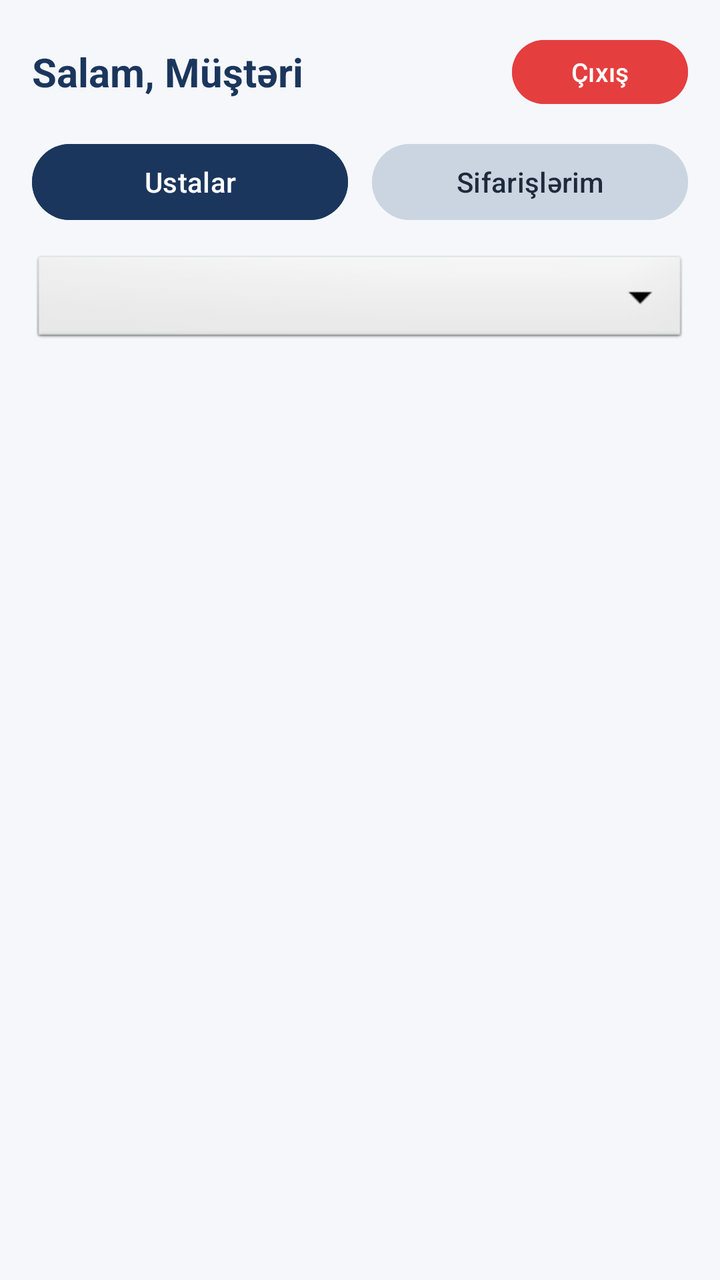
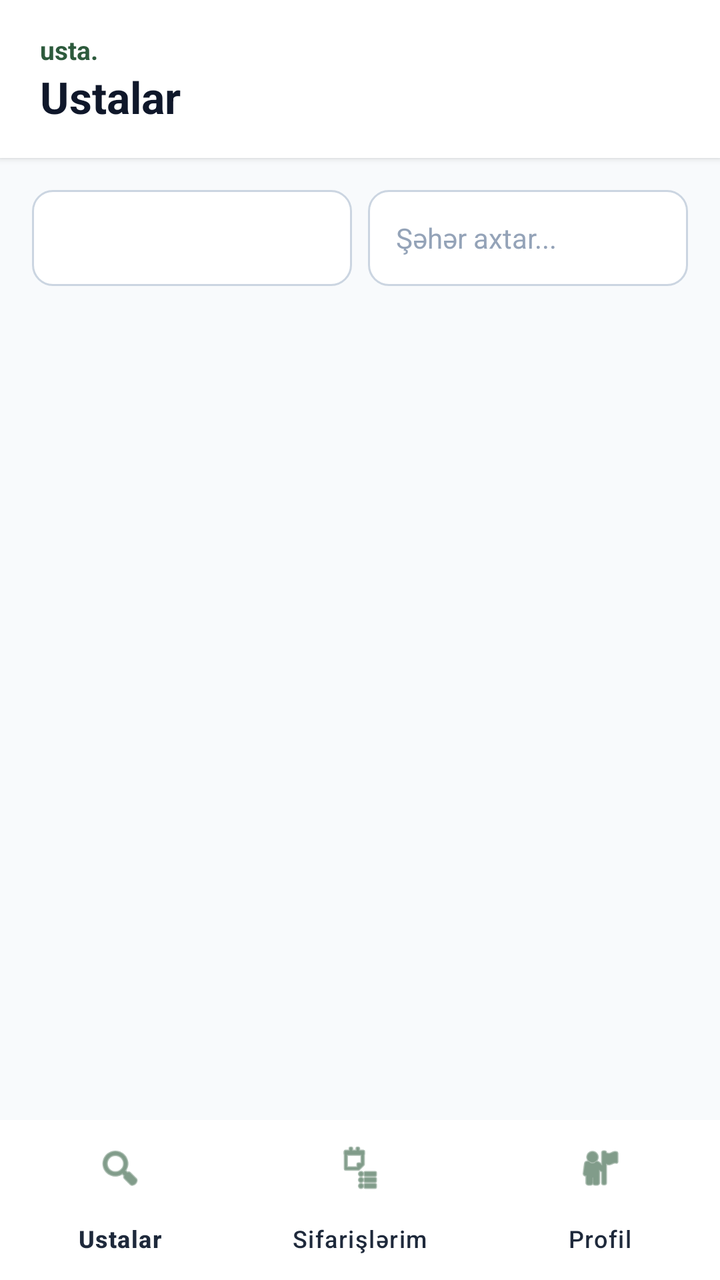

Compare the two renders of this Android layout. The source of the first and the diff that turns it into the second are given below.
<!-- AndroidManifest.xml: application theme Theme.UstaMobile -->
<!-- res/layout/activity_customer_home.xml -->
<?xml version="1.0" encoding="utf-8"?>
<LinearLayout xmlns:android="http://schemas.android.com/apk/res/android"
    android:layout_width="match_parent"
    android:layout_height="match_parent"
    android:orientation="vertical"
    android:background="#F5F7FA"
    android:padding="16dp">

    
    <LinearLayout
        android:layout_width="match_parent"
        android:layout_height="wrap_content"
        android:orientation="horizontal"
        android:gravity="center_vertical"
        android:layout_marginBottom="12dp">

        <TextView
            android:id="@+id/tvCustomerWelcome"
            android:layout_width="0dp"
            android:layout_weight="1"
            android:layout_height="wrap_content"
            android:text="Salam, Müştəri"
            android:textSize="20sp"
            android:textStyle="bold"
            android:textColor="#1B365D" />

        <Button
            android:id="@+id/btnCustomerLogout"
            android:layout_width="wrap_content"
            android:layout_height="40dp"
            android:text="Çıxış"
            android:textSize="13sp"
            android:backgroundTint="#E53E3E"
            android:textColor="#FFFFFF" />
    </LinearLayout>

    
    <LinearLayout
        android:layout_width="match_parent"
        android:layout_height="wrap_content"
        android:orientation="horizontal"
        android:layout_marginBottom="12dp">

        <Button
            android:id="@+id/btnTabMasters"
            android:layout_width="0dp"
            android:layout_weight="1"
            android:layout_height="46dp"
            android:text="Ustalar"
            android:backgroundTint="#1B365D"
            android:textColor="#FFFFFF"
            android:layout_marginEnd="6dp" />

        <Button
            android:id="@+id/btnTabMyOrders"
            android:layout_width="0dp"
            android:layout_weight="1"
            android:layout_height="46dp"
            android:text="Sifarişlərim"
            android:backgroundTint="#CBD5E1"
            android:textColor="#1E293B"
            android:layout_marginStart="6dp" />
    </LinearLayout>

    
    <Spinner
        android:id="@+id/spinnerFilterCategory"
        android:layout_width="match_parent"
        android:layout_height="48dp"
        android:background="@android:drawable/btn_dropdown"
        android:layout_marginBottom="10dp" />

    <ProgressBar
        android:id="@+id/progressCustomer"
        android:layout_width="wrap_content"
        android:layout_height="wrap_content"
        android:layout_gravity="center"
        android:visibility="gone"
        android:layout_marginBottom="8dp" />

    
    <ScrollView
        android:layout_width="match_parent"
        android:layout_height="0dp"
        android:layout_weight="1">

        <LinearLayout
            android:id="@+id/containerCustomerList"
            android:layout_width="match_parent"
            android:layout_height="wrap_content"
            android:orientation="vertical" />
    </ScrollView>

</LinearLayout>
<!-- resources referenced by this layout -->
<resources>
  <style name="Theme.UstaMobile" parent="Base.Theme.UstaMobile" />
  <style name="Base.Theme.UstaMobile" parent="Theme.Material3.DayNight.NoActionBar">
          
          
      </style>
</resources>

<!-- the commit's change to res/layout/activity_customer_home.xml (unified diff, before → after) -->
@@ -1,94 +1,181 @@
 <?xml version="1.0" encoding="utf-8"?>
 <LinearLayout xmlns:android="http://schemas.android.com/apk/res/android"
+    xmlns:app="http://schemas.android.com/apk/res-auto"
     android:layout_width="match_parent"
     android:layout_height="match_parent"
     android:orientation="vertical"
-    android:background="#F5F7FA"
-    android:padding="16dp">
+    android:background="#F8FAFC">
 
     
     <LinearLayout
         android:layout_width="match_parent"
         android:layout_height="wrap_content"
-        android:orientation="horizontal"
+        android:background="#FFFFFF"
+        android:paddingHorizontal="20dp"
+        android:paddingVertical="16dp"
         android:gravity="center_vertical"
-        android:layout_marginBottom="12dp">
+        android:elevation="2dp"
+        android:orientation="horizontal">
 
-        <TextView
-            android:id="@+id/tvCustomerWelcome"
+        <LinearLayout
             android:layout_width="0dp"
             android:layout_weight="1"
             android:layout_height="wrap_content"
-            android:text="Salam, Müştəri"
-            android:textSize="20sp"
-            android:textStyle="bold"
-            android:textColor="#1B365D" />
+            android:orientation="vertical">
 
-        <Button
-            android:id="@+id/btnCustomerLogout"
-            android:layout_width="wrap_content"
-            android:layout_height="40dp"
-            android:text="Çıxış"
-            android:textSize="13sp"
-            android:backgroundTint="#E53E3E"
-            android:textColor="#FFFFFF" />
+            <TextView
+                android:layout_width="wrap_content"
+                android:layout_height="wrap_content"
+                android:text="usta."
+                android:textSize="13sp"
+                android:textStyle="bold"
+                android:textColor="#2D5A3C" />
+
+            <TextView
+                android:id="@+id/tvCustHeaderTitle"
+                android:layout_width="wrap_content"
+                android:layout_height="wrap_content"
+                android:text="Ustalar"
+                android:textSize="22sp"
+                android:textStyle="bold"
+                android:textColor="#0F172A" />
+        </LinearLayout>
+
+        <ProgressBar
+            android:id="@+id/progressCustomer"
+            android:layout_width="24dp"
+            android:layout_height="24dp"
+            android:indeterminateTint="#2D5A3C"
+            android:visibility="gone" />
     </LinearLayout>
 
     
     <LinearLayout
+        android:id="@+id/layoutCustMasters"
         android:layout_width="match_parent"
-        android:layout_height="wrap_content"
-        android:orientation="horizontal"
-        android:layout_marginBottom="12dp">
+        android:layout_height="0dp"
+        android:layout_weight="1"
+        android:orientation="vertical"
+        android:padding="16dp">
 
-        <Button
-            android:id="@+id/btnTabMasters"
-            android:layout_width="0dp"
-            android:layout_weight="1"
-            android:layout_height="46dp"
-            android:text="Ustalar"
-            android:backgroundTint="#1B365D"
-            android:textColor="#FFFFFF"
-            android:layout_marginEnd="6dp" />
+        <LinearLayout
+            android:layout_width="match_parent"
+            android:layout_height="wrap_content"
+            android:orientation="horizontal"
+            android:layout_marginBottom="14dp">
 
-        <Button
-            android:id="@+id/btnTabMyOrders"
-            android:layout_width="0dp"
-            android:layout_weight="1"
-            android:layout_height="46dp"
-            android:text="Sifarişlərim"
-            android:backgroundTint="#CBD5E1"
-            android:textColor="#1E293B"
-            android:layout_marginStart="6dp" />
+            <Spinner
+                android:id="@+id/spinnerFilterCategory"
+                android:layout_width="0dp"
+                android:layout_weight="1"
+                android:layout_height="48dp"
+                android:background="@drawable/bg_input_rounded"
+                android:paddingHorizontal="10dp"
+                android:layout_marginEnd="8dp" />
+
+            <EditText
+                android:id="@+id/etFilterCity"
+                android:layout_width="0dp"
+                android:layout_weight="1"
+                android:layout_height="48dp"
+                android:hint="Şəhər axtar..."
+                android:textSize="14sp"
+                android:textColor="#0F172A"
+                android:textColorHint="#94A3B8"
+                android:background="@drawable/bg_input_rounded"
+                android:paddingHorizontal="14dp" />
+        </LinearLayout>
+
+        <ScrollView
+            android:layout_width="match_parent"
+            android:layout_height="match_parent"
+            android:scrollbars="none">
+
+            <LinearLayout
+                android:id="@+id/containerMasters"
+                android:layout_width="match_parent"
+                android:layout_height="wrap_content"
+                android:orientation="vertical" />
+        </ScrollView>
     </LinearLayout>
 
     
-    <Spinner
-        android:id="@+id/spinnerFilterCategory"
+    <LinearLayout
+        android:id="@+id/layoutCustOrders"
         android:layout_width="match_parent"
-        android:layout_height="48dp"
-        android:background="@android:drawable/btn_dropdown"
-        android:layout_marginBottom="10dp" />
+        android:layout_height="0dp"
+        android:layout_weight="1"
+        android:orientation="vertical"
+        android:padding="16dp"
+        android:visibility="gone">
 
-    <ProgressBar
-        android:id="@+id/progressCustomer"
-        android:layout_width="wrap_content"
-        android:layout_height="wrap_content"
-        android:layout_gravity="center"
-        android:visibility="gone"
-        android:layout_marginBottom="8dp" />
+        <Button
+            android:id="@+id/btnRefreshCustOrders"
+            android:layout_width="match_parent"
+            android:layout_height="48dp"
+            android:text="Sifarişləri Yenilə"
+            android:textAllCaps="false"
+            android:textSize="15sp"
+            android:textStyle="bold"
+            android:backgroundTint="#2D5A3C"
+            android:textColor="#FFFFFF"
+            android:layout_marginBottom="14dp" />
+
+        <ScrollView
+            android:layout_width="match_parent"
+            android:layout_height="match_parent"
+            android:scrollbars="none">
+
+            <LinearLayout
+                android:id="@+id/containerCustomerOrders"
+                android:layout_width="match_parent"
+                android:layout_height="wrap_content"
+                android:orientation="vertical" />
+        </ScrollView>
+    </LinearLayout>
 
     
-    <ScrollView
+    <LinearLayout
+        android:id="@+id/layoutCustProfile"
         android:layout_width="match_parent"
         android:layout_height="0dp"
-        android:layout_weight="1">
+        android:layout_weight="1"
+        android:orientation="vertical"
+        android:padding="20dp"
+        android:visibility="gone">
 
-        <LinearLayout
-            android:id="@+id/containerCustomerList"
+        <TextView
+            android:id="@+id/tvCustProfileInfo"
             android:layout_width="match_parent"
             android:layout_height="wrap_content"
-            android:orientation="vertical" />
-    </ScrollView>
+            android:background="@drawable/bg_input_rounded"
+            android:padding="20dp"
+            android:textSize="15sp"
+            android:textColor="#1E293B"
+            android:lineSpacingExtra="8dp"
+            android:layout_marginBottom="20dp" />
+
+        <Button
+            android:id="@+id/btnCustLogout"
+            android:layout_width="match_parent"
+            android:layout_height="52dp"
+            android:text="Hesabdan Çıxış"
+            android:textAllCaps="false"
+            android:textSize="15sp"
+            android:backgroundTint="#DC2626"
+            android:textColor="#FFFFFF"
+            android:textStyle="bold" />
+    </LinearLayout>
+
+    
+    <com.google.android.material.bottomnavigation.BottomNavigationView
+        android:id="@+id/bottomNavCustomer"
+        android:layout_width="match_parent"
+        android:layout_height="wrap_content"
+        android:background="#FFFFFF"
+        app:itemIconTint="#2D5A3C"
+        app:itemTextColor="#1E293B"
+        app:itemActiveIndicatorStyle="@null"
+        app:menu="@menu/menu_customer" />
 
 </LinearLayout>
<!-- resource entries referenced after the edit -->
@@ -1,5 +1,12 @@
 <!-- resources referenced by this layout -->
 <resources>
+  <!-- drawable bg_input_rounded (drawable) -->
+  <?xml version="1.0" encoding="utf-8"?>
+  <shape xmlns:android="http://schemas.android.com/apk/res/android">
+      <solid android:color="#FFFFFF" />
+      <stroke android:width="1dp" android:color="#CBD5E1" />
+      <corners android:radius="10dp" />
+  </shape>
   <style name="Theme.UstaMobile" parent="Base.Theme.UstaMobile" />
   <style name="Base.Theme.UstaMobile" parent="Theme.Material3.DayNight.NoActionBar">
           
